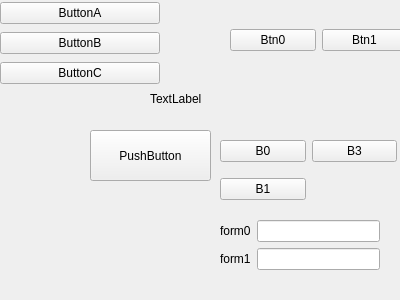
Before: the Qt Designer form 10_rviz2panel_hello/src/widget/rviz2panel_hello.ui in NITKK-ROS-Team/qt_rviz2_tutorial, drawn with Qt 5.
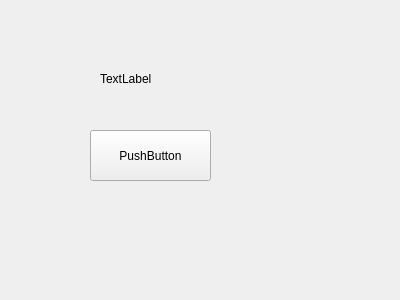
After: the same form once the commit is applied.

Commit message: uidate rviz-plugin tutorial

Diff of the .ui file:
```diff
--- a/10_rviz2panel_hello/src/widget/rviz2panel_hello.ui
+++ b/10_rviz2panel_hello/src/widget/rviz2panel_hello.ui
@@ -29,8 +29,8 @@
   <widget class="QLabel" name="example_label">
    <property name="geometry">
     <rect>
-     <x>150</x>
-     <y>90</y>
+     <x>100</x>
+     <y>70</y>
      <width>67</width>
      <height>17</height>
     </rect>
@@ -39,130 +39,6 @@
     <string>TextLabel</string>
    </property>
   </widget>
-  <widget class="QWidget" name="verticalLayoutWidget">
-   <property name="geometry">
-    <rect>
-     <x>0</x>
-     <y>0</y>
-     <width>160</width>
-     <height>89</height>
-    </rect>
-   </property>
-   <layout class="QVBoxLayout" name="verticalLayout">
-    <item>
-     <widget class="QPushButton" name="pushButton">
-      <property name="text">
-       <string>ButtonA</string>
-      </property>
-     </widget>
-    </item>
-    <item>
-     <widget class="QPushButton" name="pushButton_2">
-      <property name="text">
-       <string>ButtonB</string>
-      </property>
-     </widget>
-    </item>
-    <item>
-     <widget class="QPushButton" name="pushButton_3">
-      <property name="text">
-       <string>ButtonC</string>
-      </property>
-     </widget>
-    </item>
-   </layout>
-  </widget>
-  <widget class="QWidget" name="horizontalLayoutWidget">
-   <property name="geometry">
-    <rect>
-     <x>230</x>
-     <y>0</y>
-     <width>177</width>
-     <height>80</height>
-    </rect>
-   </property>
-   <layout class="QHBoxLayout" name="horizontalLayout">
-    <item>
-     <widget class="QPushButton" name="pushButton_5">
-      <property name="text">
-       <string>Btn0</string>
-      </property>
-     </widget>
-    </item>
-    <item>
-     <widget class="QPushButton" name="pushButton_4">
-      <property name="text">
-       <string>Btn1</string>
-      </property>
-     </widget>
-    </item>
-   </layout>
-  </widget>
-  <widget class="QWidget" name="gridLayoutWidget">
-   <property name="geometry">
-    <rect>
-     <x>220</x>
-     <y>130</y>
-     <width>177</width>
-     <height>80</height>
-    </rect>
-   </property>
-   <layout class="QGridLayout" name="gridLayout">
-    <item row="1" column="0">
-     <widget class="QPushButton" name="pushButton_7">
-      <property name="text">
-       <string>B1</string>
-      </property>
-     </widget>
-    </item>
-    <item row="0" column="0">
-     <widget class="QPushButton" name="pushButton_6">
-      <property name="text">
-       <string>B0</string>
-      </property>
-     </widget>
-    </item>
-    <item row="0" column="1">
-     <widget class="QPushButton" name="pushButton_8">
-      <property name="text">
-       <string>B3</string>
-      </property>
-     </widget>
-    </item>
-   </layout>
-  </widget>
-  <widget class="QWidget" name="formLayoutWidget">
-   <property name="geometry">
-    <rect>
-     <x>220</x>
-     <y>220</y>
-     <width>160</width>
-     <height>80</height>
-    </rect>
-   </property>
-   <layout class="QFormLayout" name="formLayout">
-    <item row="0" column="0">
-     <widget class="QLabel" name="label">
-      <property name="text">
-       <string>form0</string>
-      </property>
-     </widget>
-    </item>
-    <item row="1" column="0">
-     <widget class="QLabel" name="label_2">
-      <property name="text">
-       <string>form1</string>
-      </property>
-     </widget>
-    </item>
-    <item row="0" column="1">
-     <widget class="QLineEdit" name="lineEdit"/>
-    </item>
-    <item row="1" column="1">
-     <widget class="QLineEdit" name="lineEdit_2"/>
-    </item>
-   </layout>
-  </widget>
  </widget>
  <resources/>
  <connections/>
```
The commit also changes 14 other files.
